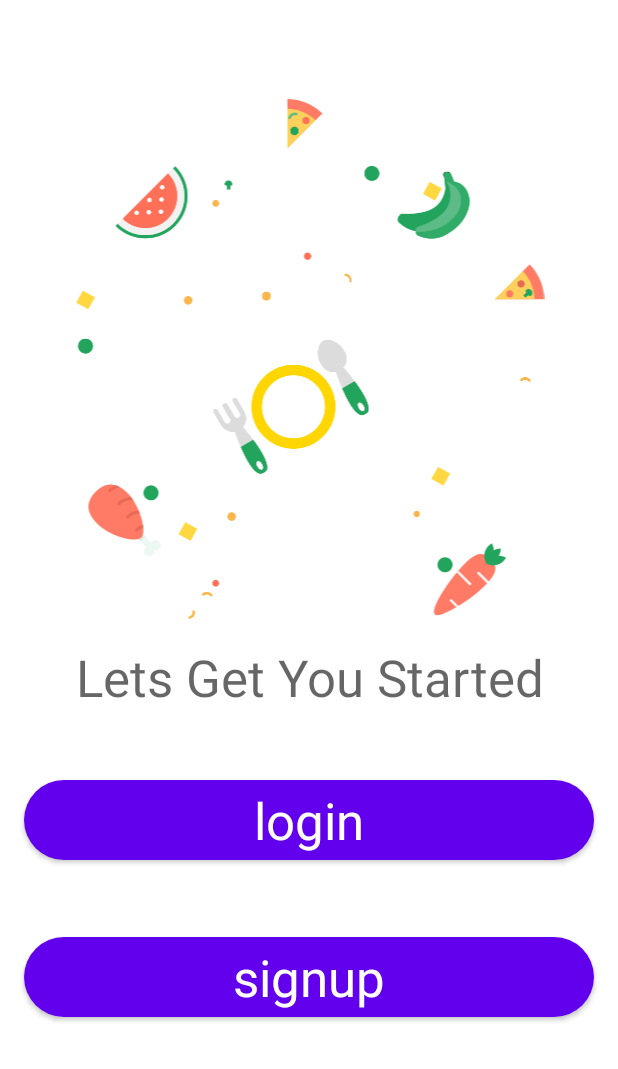
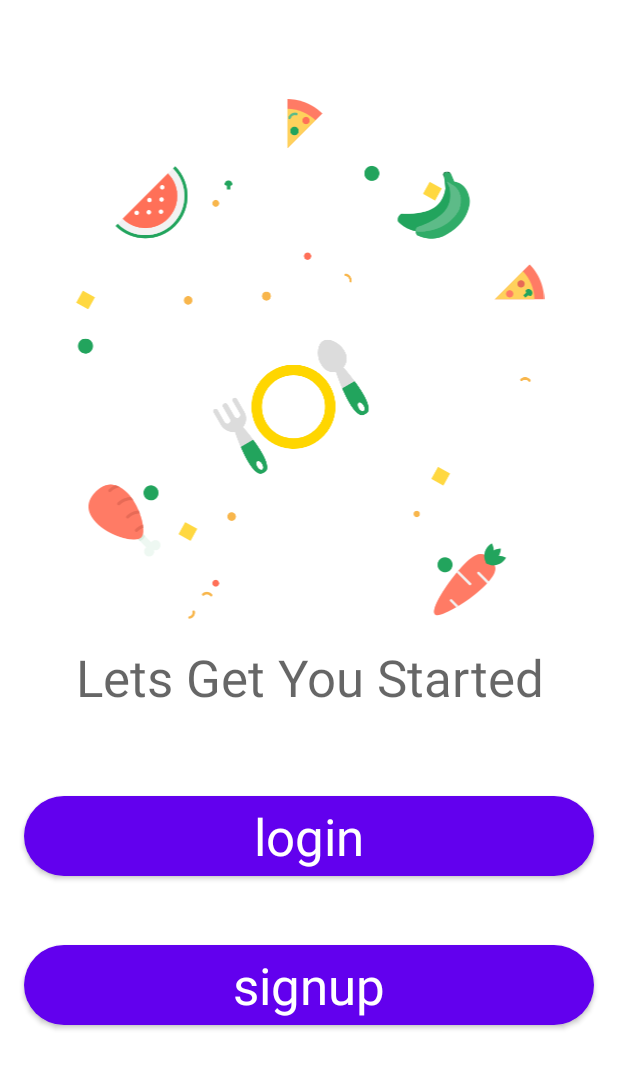
Before and after one commit to ma-za-kpe/FoodAway, an Android app: the StartFragment screen opened directly, with no data from a screen before it, on a phone screen of 412 x 824 dp. Shown: the top 1069 px of the screen. Run offline under Robolectric (Android 15) with nearby library versions, the phone set to English and light mode, and no system bars.

Commit message:
update main fragment style

```diff
--- a/app/src/main/res/layout/main_fragment.xml
+++ b/app/src/main/res/layout/main_fragment.xml
@@ -45,14 +45,15 @@
         app:layout_constraintDimensionRatio="w,1:1"
         app:layout_constraintEnd_toStartOf="@+id/guideline2"
         app:layout_constraintStart_toStartOf="@+id/guideline"
-        app:layout_constraintTop_toTopOf="@+id/guideline3" />
+        app:layout_constraintTop_toTopOf="@+id/guideline3"
+        android:contentDescription="@string/image_of_food" />
 
     <TextView
         android:id="@+id/textView"
         android:layout_width="0dp"
         android:layout_height="wrap_content"
         android:layout_marginTop="16dp"
-        android:text="Lets Get You Started"
+        android:text="@string/lets_get_you_started"
         android:gravity="center"
         android:textAppearance="@style/TextAppearance.AppCompat.Display1"
         app:layout_constraintEnd_toStartOf="@+id/guideline2"
@@ -65,7 +66,7 @@
         android:layout_width="0dp"
         android:layout_height="wrap_content"
         android:elevation="4dp"
-        android:text="signup"
+        android:text="@string/signup"
         android:textAppearance="@style/TextAppearance.AppCompat.Display1"
         app:cornerRadius="32dp"
         app:layout_constraintBottom_toTopOf="@+id/guideline4"
@@ -78,8 +79,9 @@
         android:id="@+id/login"
         android:layout_width="0dp"
         android:layout_height="wrap_content"
+        android:layout_marginTop="16dp"
         android:elevation="4dp"
-        android:text="login"
+        android:text="@string/login"
         android:textAppearance="@style/TextAppearance.AppCompat.Display1"
         app:cornerRadius="32dp"
         app:layout_constraintBottom_toTopOf="@+id/signup"
--- a/app/src/main/res/values/strings.xml
+++ b/app/src/main/res/values/strings.xml
@@ -3,4 +3,8 @@
     <string name="no_net">no internet connection</string>
     <!-- TODO: Remove or change this placeholder text -->
     <string name="hello_blank_fragment">Hello blank fragment</string>
+    <string name="signup">signup</string>
+    <string name="login">login</string>
+    <string name="lets_get_you_started">Lets Get You Started</string>
+    <string name="image_of_food">image of food</string>
 </resources>
```
